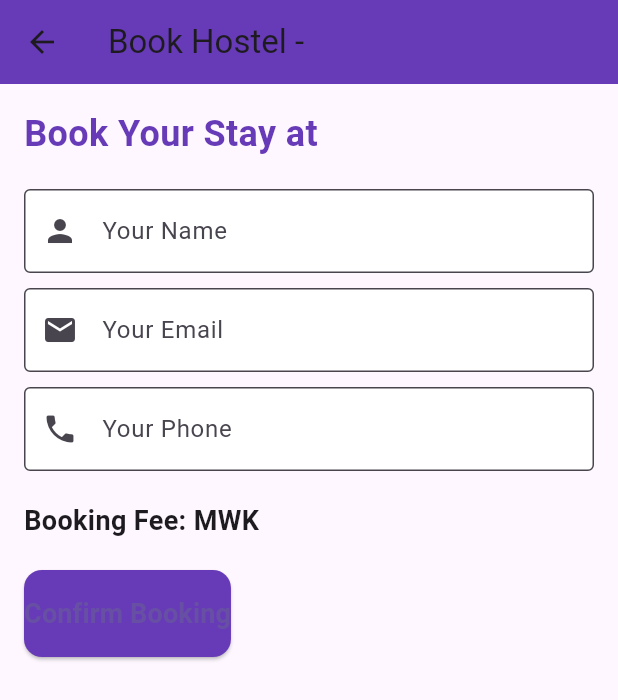
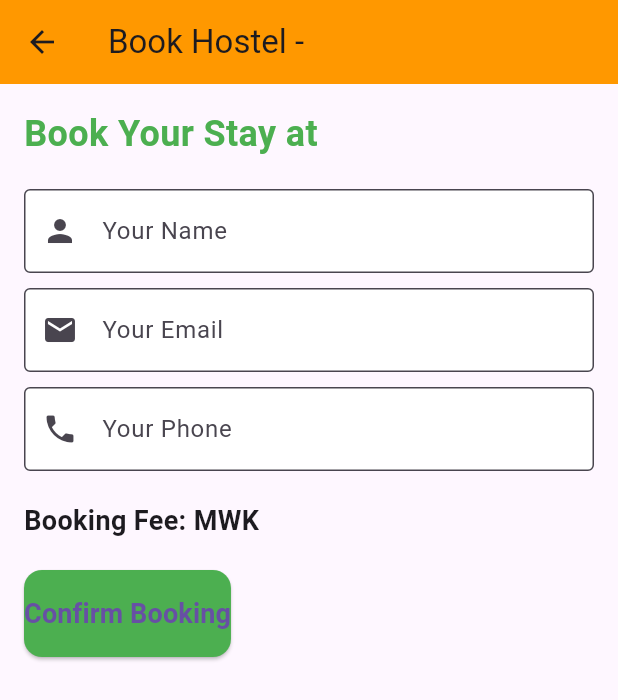
Before and after one commit to sam-zarila/super_App, a Flutter app: the BookingFormPage screen opened directly with empty values, on a phone screen of 412 x 824 dp. Shown: the top 700 px of the screen. Run offline on Flutter 3.47's test engine with Material 3 defaults, Android fonts, the phone set to English and light mode, and no system bars; our stand-ins replace carousel_slider, image_picker, shared_preferences; accounts and stored records are empty.

```diff
--- a/lib/Pages/Bookingform.dart
+++ b/lib/Pages/Bookingform.dart
@@ -59,7 +59,7 @@ class _BookingFormPageState extends State<BookingFormPage> {
     return Scaffold(
       appBar: AppBar(
         title: Text('Book Hostel - ${widget.hostel.houseName}'),
-        backgroundColor: Colors.deepPurple,
+        backgroundColor: Colors.orange,
       ),
       body: Padding(
         padding: const EdgeInsets.all(16.0),
@@ -67,7 +67,7 @@ class _BookingFormPageState extends State<BookingFormPage> {
           children: [
             Text(
               'Book Your Stay at ${widget.hostel.houseName}',
-              style: TextStyle(fontSize: 24, fontWeight: FontWeight.bold, color: Colors.deepPurple),
+              style: TextStyle(fontSize: 24, fontWeight: FontWeight.bold, color: Colors.green),
             ),
             SizedBox(height: 20),
             Form(
@@ -135,7 +135,7 @@ class _BookingFormPageState extends State<BookingFormPage> {
                       ? Center(child: CircularProgressIndicator())
                       : ElevatedButton(
                           style: ElevatedButton.styleFrom(
-                            backgroundColor: Colors.deepPurple, // Background color
+                            backgroundColor: Colors.green, // Background color
                             padding: EdgeInsets.symmetric(vertical: 16),
                             shape: RoundedRectangleBorder(borderRadius: BorderRadius.circular(12)),
                           ),
```
